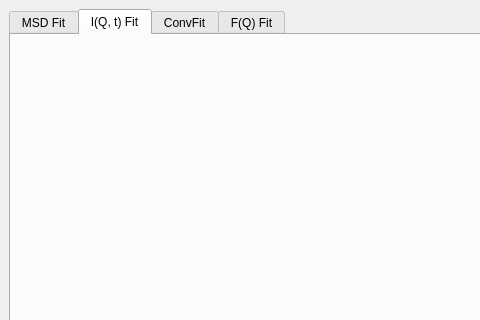
Before: the Qt Designer form qt/scientific_interfaces/Inelastic/QENSFitting/QENSFitting.ui in mantidproject/mantid, drawn with Qt 5; both pictures show x 0 to 480 and y 0 to 320 of the 1100 by 1027 pixel window.
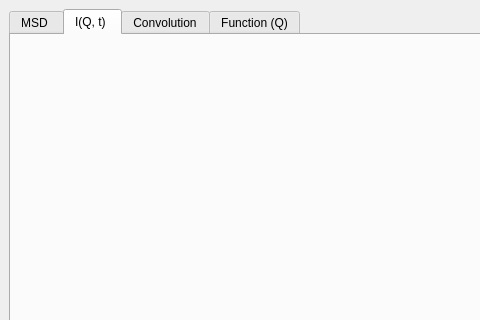
After: the same form once the commit is applied. The open tabs and pages were chosen to show the change.

Commit message: Change tab names on the ui, add descriptive tooltip for what each tab does

Diff of the .ui file:
```diff
--- a/qt/scientific_interfaces/Inelastic/QENSFitting/QENSFitting.ui
+++ b/qt/scientific_interfaces/Inelastic/QENSFitting/QENSFitting.ui
@@ -58,22 +58,22 @@
       </property>
       <widget class="QWidget" name="tabMSD">
        <attribute name="title">
-        <string>MSD Fit</string>
+        <string>MSD </string>
        </attribute>
       </widget>
       <widget class="QWidget" name="tabIqtFit">
        <attribute name="title">
-        <string>I(Q, t) Fit</string>
+        <string>I(Q, t) </string>
        </attribute>
       </widget>
       <widget class="QWidget" name="tabConvFit">
        <attribute name="title">
-        <string>ConvFit</string>
+        <string>Convolution</string>
        </attribute>
       </widget>
       <widget class="QWidget" name="tabJumpFit">
        <attribute name="title">
-        <string>F(Q) Fit</string>
+        <string>Function (Q)</string>
        </attribute>
       </widget>
      </widget>
```
Left out of the diff: 5 changed lines with no effect on the pictures.
